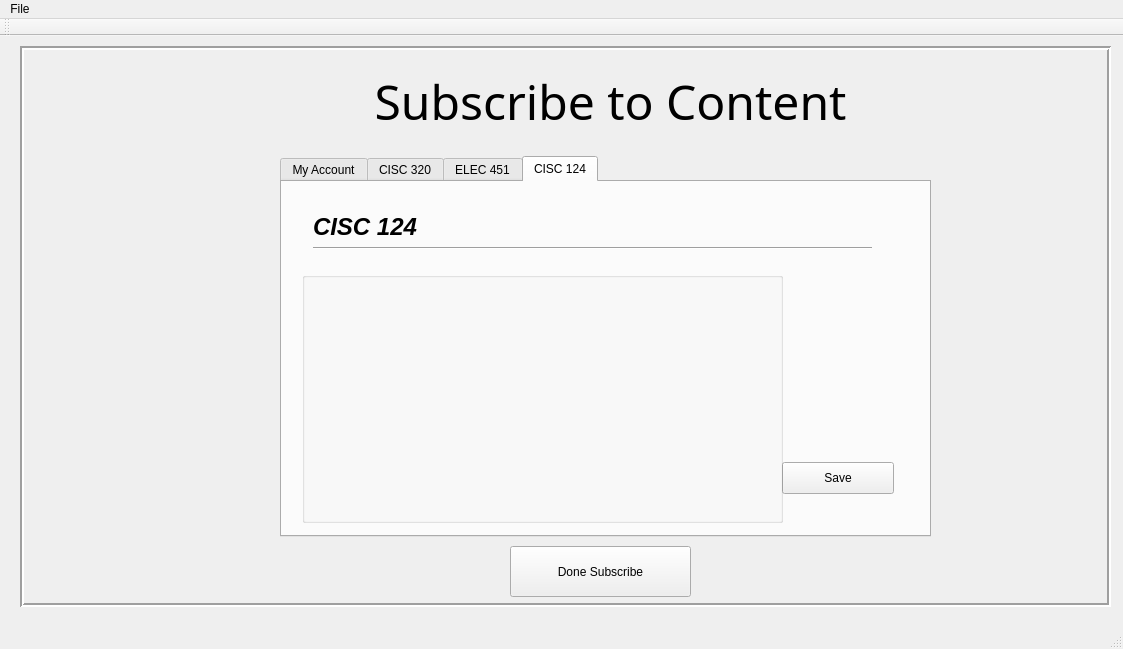
Qt form GUIProject/QtGUI/Mainwindow.ui (johan1252/QNoteGet) before a commit.
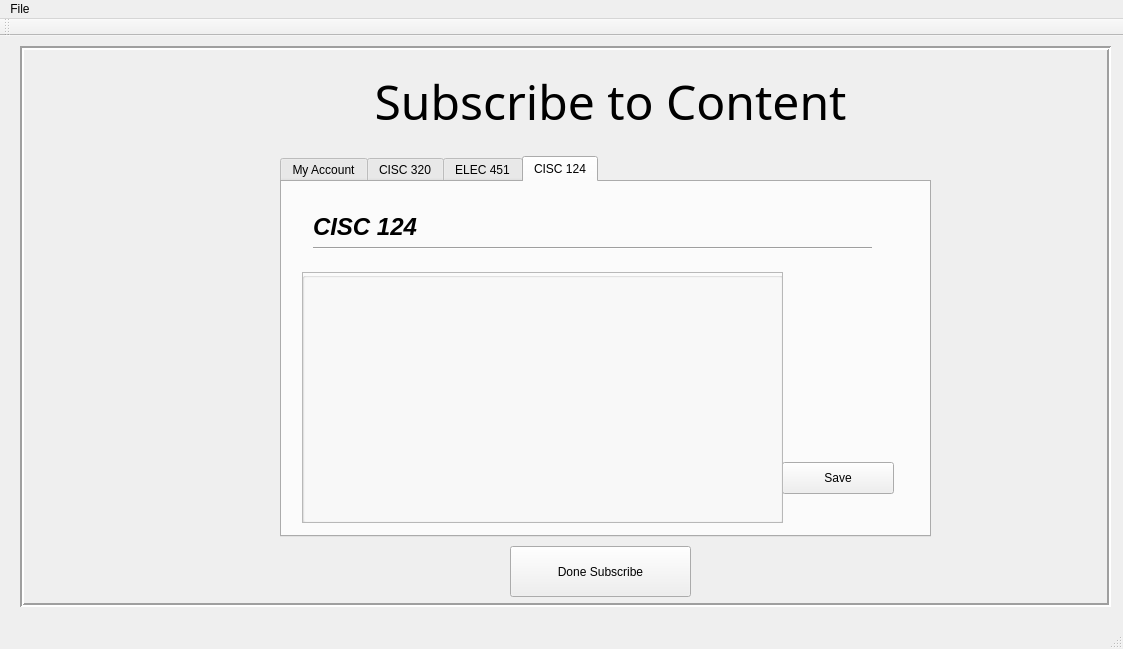
The same form after that commit. The open tabs and pages were chosen to show the change. Icons and pictures are not drawn.

Commit message: TSI-123_mruse Added a frame and Scroll Area to the categories group box so that they can be scrolled when too large for the group box. Currently scrolling functionality still not operating, but elements no longer squished.

The edit to the form file:
```diff
--- a/GUIProject/QtGUI/Mainwindow.ui
+++ b/GUIProject/QtGUI/Mainwindow.ui
@@ -988,6 +988,22 @@
          <property name="title">
           <string/>
          </property>
+         <widget class="QFrame" name="frame_groupBox_CISC124">
+          <property name="geometry">
+           <rect>
+            <x>0</x>
+            <y>0</y>
+            <width>481</width>
+            <height>251</height>
+           </rect>
+          </property>
+          <property name="frameShape">
+           <enum>QFrame::StyledPanel</enum>
+          </property>
+          <property name="frameShadow">
+           <enum>QFrame::Raised</enum>
+          </property>
+         </widget>
         </widget>
        </widget>
       </widget>
```
Left out of the diff: 34 changed lines with no effect on the pictures. The commit also changes 2 other files.
